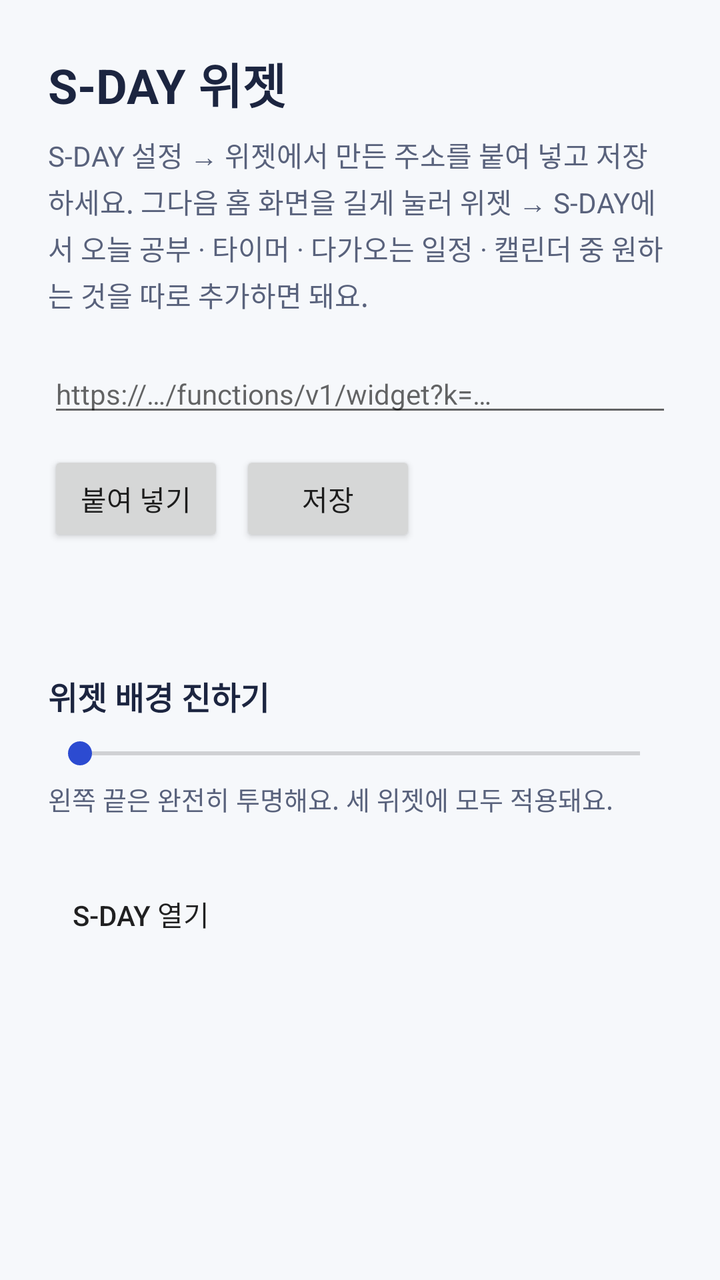
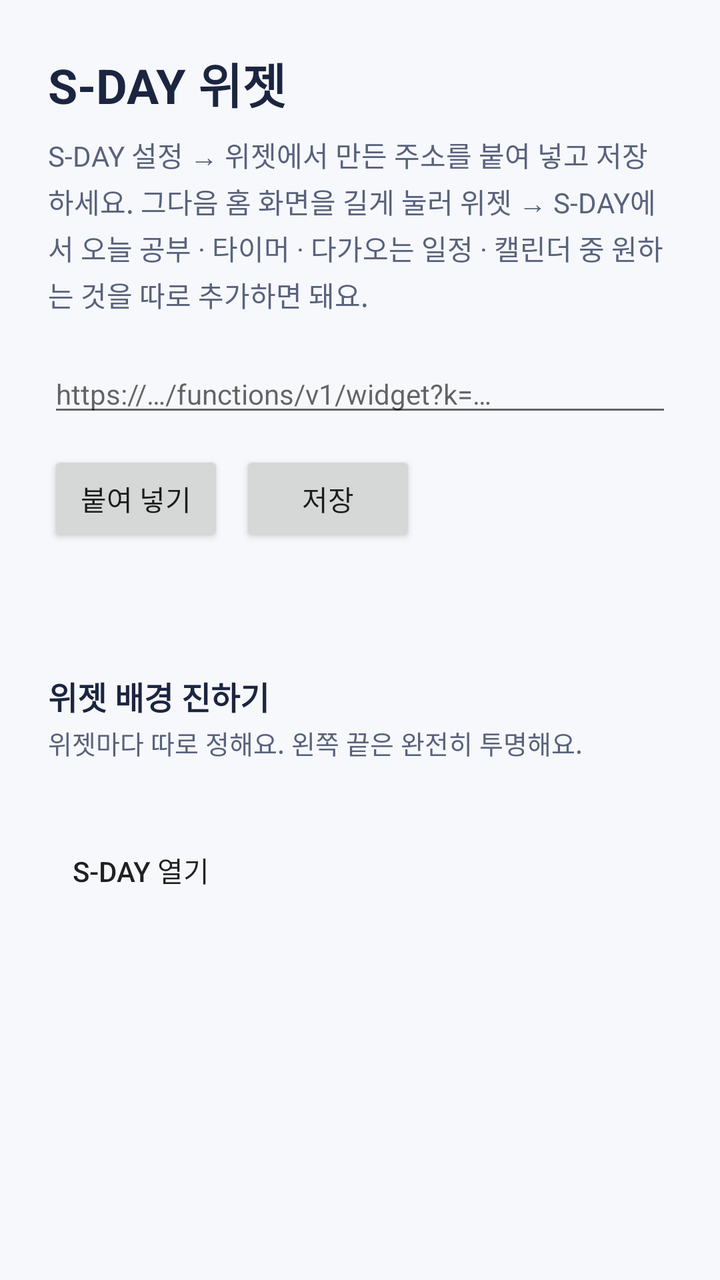

An Android layout rendered at two revisions. The XML below is the earlier revision; the diff shows what the commit changed to produce the second picture.
<!-- AndroidManifest.xml: application theme AppTheme -->
<!-- res/layout/activity_main.xml -->
<?xml version="1.0" encoding="utf-8"?>
<ScrollView xmlns:android="http://schemas.android.com/apk/res/android"
    android:layout_width="match_parent"
    android:layout_height="match_parent"
    android:fitsSystemWindows="true">

    <LinearLayout
        android:layout_width="match_parent"
        android:layout_height="wrap_content"
        android:orientation="vertical"
        android:padding="24dp">

        <TextView
            android:layout_width="wrap_content"
            android:layout_height="wrap_content"
            android:text="S-DAY 위젯"
            android:textColor="@color/ink"
            android:textSize="24sp"
            android:textStyle="bold" />

        <TextView
            android:layout_width="match_parent"
            android:layout_height="wrap_content"
            android:layout_marginTop="8dp"
            android:lineSpacingExtra="3dp"
            android:text="S-DAY 설정 → 위젯에서 만든 주소를 붙여 넣고 저장하세요. 그다음 홈 화면을 길게 눌러 위젯 → S-DAY에서 오늘 공부 · 타이머 · 다가오는 일정 · 캘린더 중 원하는 것을 따로 추가하면 돼요."
            android:textColor="@color/pencil"
            android:textSize="14sp" />

        <EditText
            android:id="@+id/url"
            android:layout_width="match_parent"
            android:layout_height="wrap_content"
            android:layout_marginTop="20dp"
            android:hint="https://…/functions/v1/widget?k=…"
            android:importantForAutofill="no"
            android:inputType="textUri"
            android:maxLines="3"
            android:textSize="14sp" />

        <LinearLayout
            android:layout_width="match_parent"
            android:layout_height="wrap_content"
            android:layout_marginTop="12dp"
            android:orientation="horizontal">
            <Button
                android:id="@+id/paste"
                android:layout_width="wrap_content"
                android:layout_height="wrap_content"
                android:text="붙여 넣기" />
            <Button
                android:id="@+id/save"
                android:layout_width="wrap_content"
                android:layout_height="wrap_content"
                android:layout_marginStart="8dp"
                android:text="저장" />
        </LinearLayout>

        <TextView
            android:id="@+id/status"
            android:layout_width="match_parent"
            android:layout_height="wrap_content"
            android:layout_marginTop="16dp"
            android:textColor="@color/pencil"
            android:textSize="14sp" />

        <TextView
            android:id="@+id/opacity_label"
            android:layout_width="match_parent"
            android:layout_height="wrap_content"
            android:layout_marginTop="28dp"
            android:text="위젯 배경 진하기"
            android:textColor="@color/ink"
            android:textSize="16sp"
            android:textStyle="bold" />
        <SeekBar
            android:id="@+id/opacity"
            android:layout_width="match_parent"
            android:layout_height="wrap_content"
            android:layout_marginTop="8dp"
            android:max="10" />
        <TextView
            android:layout_width="match_parent"
            android:layout_height="wrap_content"
            android:layout_marginTop="4dp"
            android:text="왼쪽 끝은 완전히 투명해요. 세 위젯에 모두 적용돼요."
            android:textColor="@color/pencil"
            android:textSize="13sp" />

        <Button
            android:id="@+id/open"
            style="?android:attr/borderlessButtonStyle"
            android:layout_width="wrap_content"
            android:layout_height="wrap_content"
            android:layout_marginTop="24dp"
            android:text="S-DAY 열기" />
    </LinearLayout>
</ScrollView>
<!-- resources referenced by this layout -->
<resources>
  <color name="ink">#1C2540</color>
  <color name="pencil">#59627C</color>
  <style name="AppTheme" parent="android:Theme.Material.Light.NoActionBar">
          <item name="android:colorAccent">@color/pen</item>
          <item name="android:colorPrimary">@color/pen</item>
          <item name="android:statusBarColor">@color/paper</item>
          <item name="android:windowBackground">@color/paper</item>
          <item name="android:windowLightStatusBar">true</item>
      </style>
  <color name="pen">#2C4BD1</color>
  <color name="paper">#F6F8FB</color>
</resources>

<!-- the commit's change to res/layout/activity_main.xml (unified diff, before → after) -->
@@ -65,7 +65,6 @@
             android:textSize="14sp" />
 
         <TextView
-            android:id="@+id/opacity_label"
             android:layout_width="match_parent"
             android:layout_height="wrap_content"
             android:layout_marginTop="28dp"
@@ -73,19 +72,20 @@
             android:textColor="@color/ink"
             android:textSize="16sp"
             android:textStyle="bold" />
-        <SeekBar
-            android:id="@+id/opacity"
-            android:layout_width="match_parent"
-            android:layout_height="wrap_content"
-            android:layout_marginTop="8dp"
-            android:max="10" />
         <TextView
             android:layout_width="match_parent"
             android:layout_height="wrap_content"
-            android:layout_marginTop="4dp"
-            android:text="왼쪽 끝은 완전히 투명해요. 세 위젯에 모두 적용돼요."
+            android:layout_marginTop="2dp"
+            android:text="위젯마다 따로 정해요. 왼쪽 끝은 완전히 투명해요."
             android:textColor="@color/pencil"
             android:textSize="13sp" />
+        
+        <LinearLayout
+            android:id="@+id/opacity_box"
+            android:layout_width="match_parent"
+            android:layout_height="wrap_content"
+            android:layout_marginTop="6dp"
+            android:orientation="vertical" />
 
         <Button
             android:id="@+id/open"
